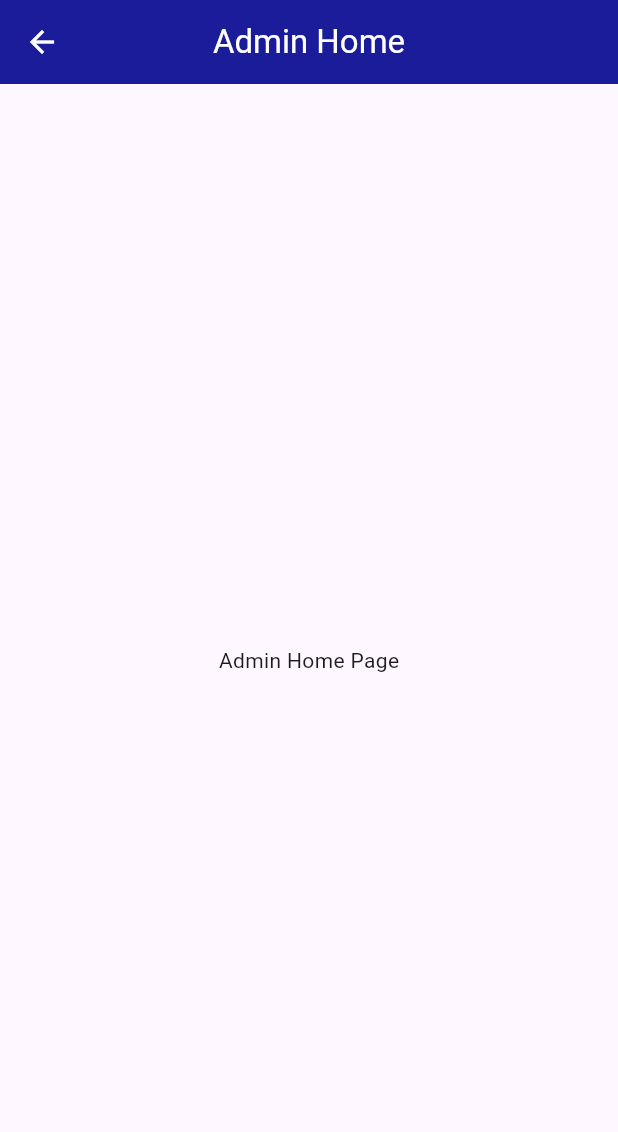
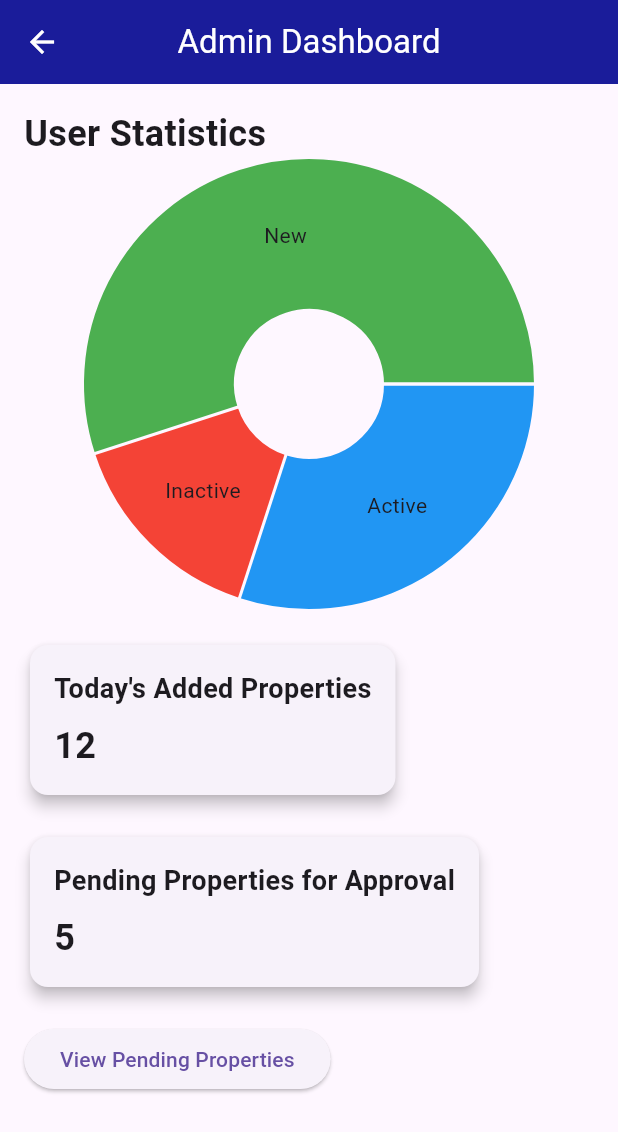
Before and after one commit to PonlokSimeng2/kfa_mobile_nu, a Flutter app: the AdminHomePage screen opened directly, on a phone screen of 412 x 824 dp. Shown: the top 1132 px of the screen. Run offline on Flutter 3.47's test engine with Material 3 defaults, Android fonts, the phone set to English and light mode, and no system bars; drawn by our look-alikes of fl_chart; our stand-ins replace animated_text_kit, awesome_dialog, barcode_widget, bot_toast, cached_network_image, carousel_slider and 24 more; missing offline and left inert: kimapp; accounts and stored records are empty; generated files the repository leaves out were written again; statements that could not run were skipped; project files that could hold a hidden picture were left out.

Commit message:
Designed admin home page with user statistics, today's added properties, and pending properties for approval.

```diff
--- a/lib/src/pages/admin_home_page.dart
+++ b/lib/src/pages/admin_home_page.dart
@@ -1,4 +1,5 @@
 import 'package:flutter/material.dart';
+import 'package:fl_chart/fl_chart.dart';
 
 class AdminHomePage extends StatelessWidget {
   const AdminHomePage({super.key});
@@ -7,10 +8,80 @@ class AdminHomePage extends StatelessWidget {
   Widget build(BuildContext context) {
     return Scaffold(
       appBar: AppBar(
-        title: const Text('Admin Home'),
+        title: const Text('Admin Dashboard'),
       ),
-      body: const Center(
-        child: Text('Admin Home Page'),
+      body: SingleChildScrollView(
+        padding: const EdgeInsets.all(16.0),
+        child: Column(
+          crossAxisAlignment: CrossAxisAlignment.start,
+          children: [
+            const Text(
+              'User Statistics',
+              style: TextStyle(fontSize: 24, fontWeight: FontWeight.bold),
+            ),
+            SizedBox(
+              height: 300,
+              child: PieChart(
+                PieChartData(
+                  sections: [
+                    PieChartSectionData(
+                      color: Colors.blue,
+                      value: 30,
+                      title: 'Active',
+                      radius: 100,
+                    ),
+                    PieChartSectionData(
+                      color: Colors.red,
+                      value: 15,
+                      title: 'Inactive',
+                      radius: 100,
+                    ),
+                    PieChartSectionData(
+                      color: Colors.green,
+                      value: 55,
+                      title: 'New',
+                      radius: 100,
+                    ),
+                  ],
+                ),
+              ),
+            ),
+            const SizedBox(height: 20),
+            _buildInfoCard('Today\'s Added Properties', '12'),
+            const SizedBox(height: 20),
+            _buildInfoCard('Pending Properties for Approval', '5'),
+            const SizedBox(height: 20),
+            ElevatedButton(
+              onPressed: () {
+                // TODO: Implement navigation to pending properties list
+              },
+              child: const Text('View Pending Properties'),
+            ),
+          ],
+        ),
+      ),
+    );
+  }
+
+  Widget _buildInfoCard(String title, String value) {
+    return Card(
+      elevation: 4,
+      child: Padding(
+        padding: const EdgeInsets.all(16.0),
+        child: Column(
+          crossAxisAlignment: CrossAxisAlignment.start,
+          children: [
+            Text(
+              title,
+              style: const TextStyle(fontSize: 18, fontWeight: FontWeight.bold),
+            ),
+            const SizedBox(height: 8),
+            Text(
+              value,
+              style: const TextStyle(fontSize: 24, fontWeight: FontWeight.bold),
+            ),
+          ],
+        ),
       ),
     );
   }
```
